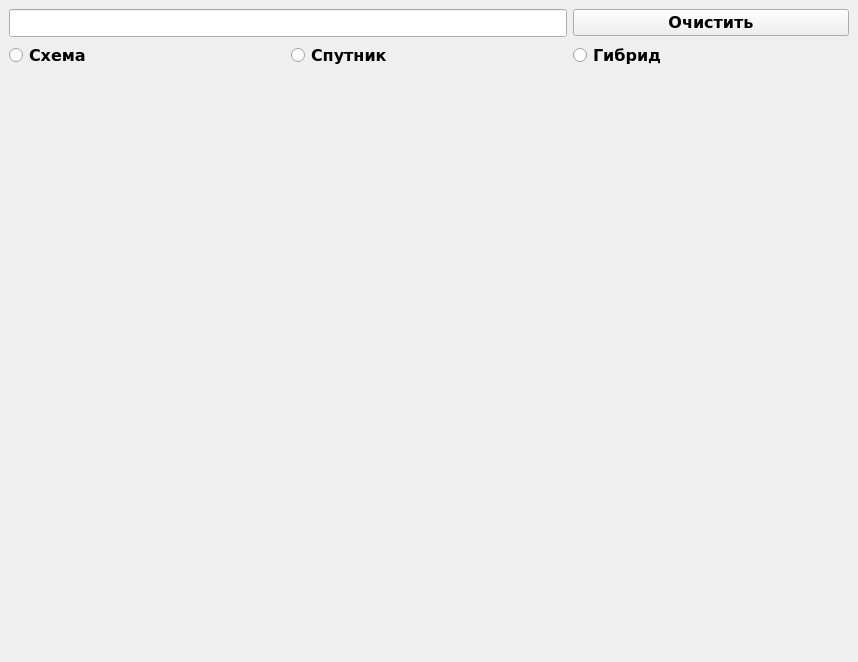
Old version of the form main.ui in the repository genhost/yandex-maps.
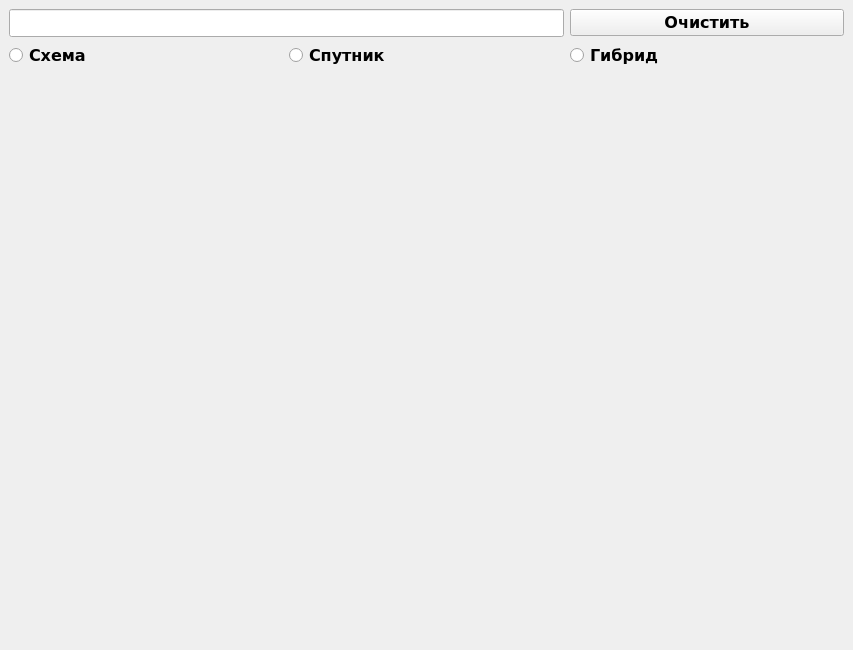
New version of the form. Icons and pictures are not drawn.

The edit to the form file:
```diff
--- a/main.ui
+++ b/main.ui
@@ -6,8 +6,8 @@
    <rect>
     <x>0</x>
     <y>0</y>
-    <width>858</width>
-    <height>662</height>
+    <width>853</width>
+    <height>650</height>
    </rect>
   </property>
   <property name="windowTitle">
@@ -28,7 +28,7 @@
         <property name="minimumSize">
          <size>
           <width>0</width>
-          <height>90</height>
+          <height>0</height>
          </size>
         </property>
         <property name="text">
```
